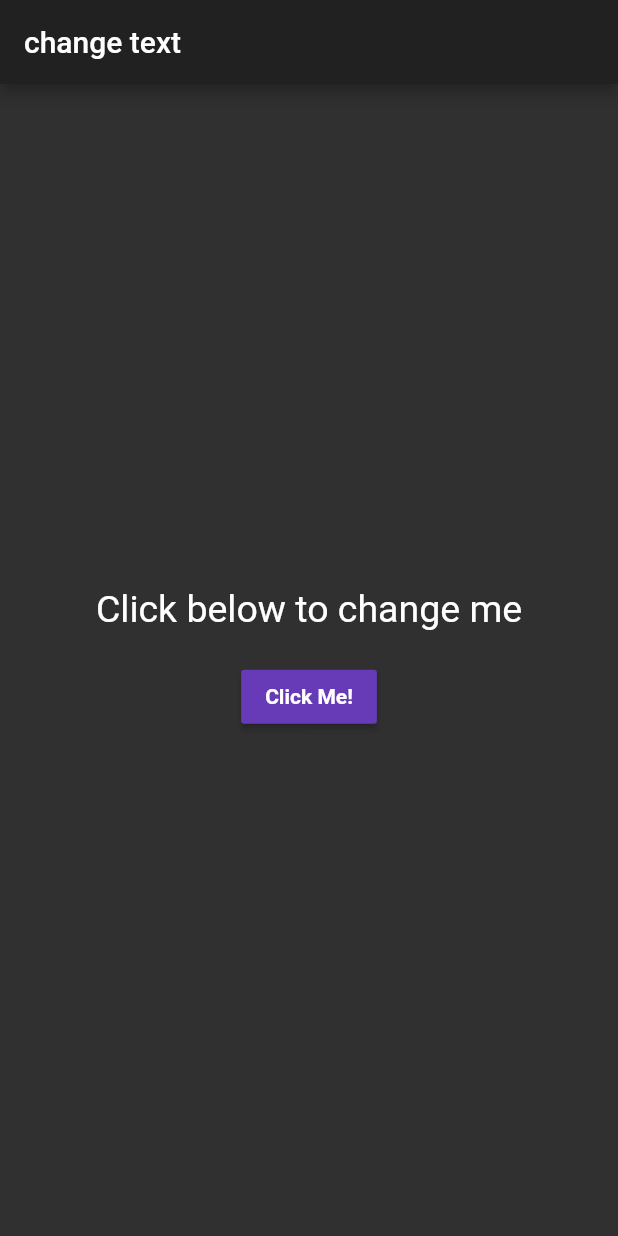
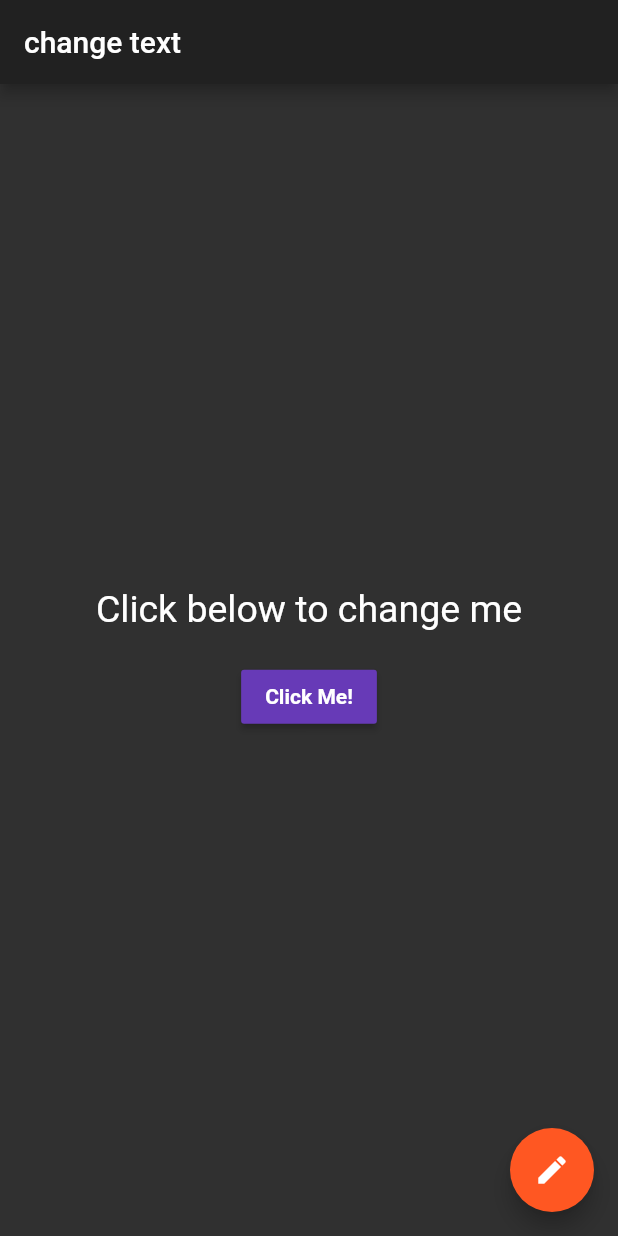
Before and after one commit to PK-PawanKumar/flutter_project, a Flutter app: the screen it shows after launch, on a phone screen of 412 x 824 dp. Run offline on Flutter 3.47's test engine with Material 2 defaults, Android fonts, the phone set to English and light mode, and no system bars.

Commit message:
Chapter-4 end

```diff
--- a/lib/main.dart
+++ b/lib/main.dart
@@ -88,9 +88,16 @@ class _HomePageState extends State<HomePage> {
   @override
   Widget build(BuildContext context) {
     return Scaffold(
-        appBar: AppBar(
-          title: const Text("change text"),
-        ),
-        body: Center(child: _bodyWidget()));
+      appBar: AppBar(
+        title: const Text("change text"),
+      ),
+      body: _bodyWidget(),
+      floatingActionButton: FloatingActionButton(
+        child: const Icon(Icons.edit),
+        onPressed: () {
+          changetext();
+        },
+      ),
+    );
   }
 }
```
